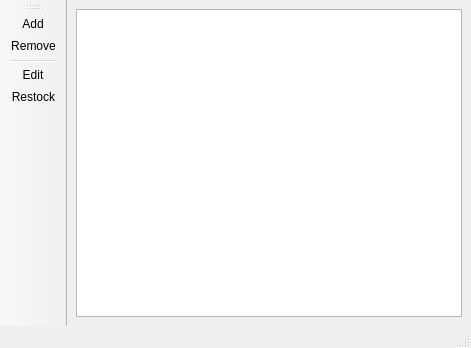
Qt form inventorywindow.ui (Mr-Se7en/QT_Local_shop) before a commit.
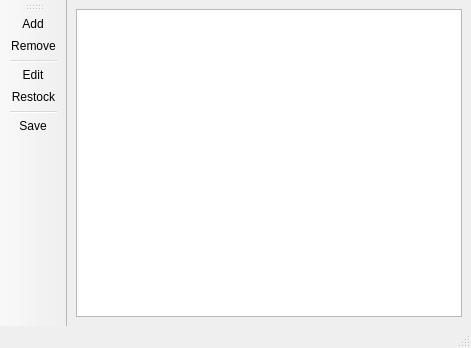
The same form after that commit. Icons and pictures are not drawn.

The edit to the form file:
```diff
--- a/inventorywindow.ui
+++ b/inventorywindow.ui
@@ -56,6 +56,8 @@
    <addaction name="separator"/>
    <addaction name="actionEditInventory"/>
    <addaction name="actionRestock_inventory"/>
+   <addaction name="separator"/>
+   <addaction name="actionSave"/>
   </widget>
   <action name="actionAdd_inventory">
    <property name="icon">
@@ -105,6 +107,18 @@
     <string>Edit an item</string>
    </property>
   </action>
+  <action name="actionSave">
+   <property name="icon">
+    <iconset resource="images.qrc">
+     <normaloff>:/Images/Icons/icons8-save-96.png</normaloff>:/Images/Icons/icons8-save-96.png</iconset>
+   </property>
+   <property name="text">
+    <string>Save</string>
+   </property>
+   <property name="toolTip">
+    <string>Manually Save data</string>
+   </property>
+  </action>
  </widget>
  <resources>
   <include location="images.qrc"/>
```
Left out of the diff: 6 changed lines with no effect on the pictures.
